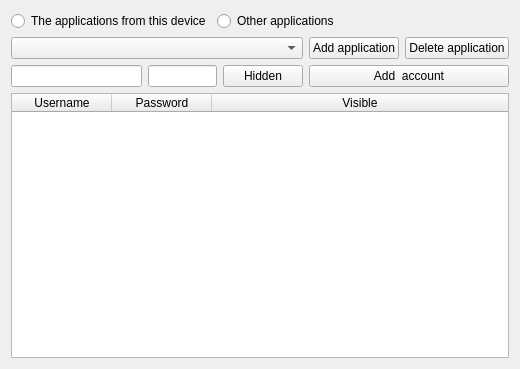
Above: Manager.ui from YanaRogova/PasswordManager before the change. Below: the same form after it.
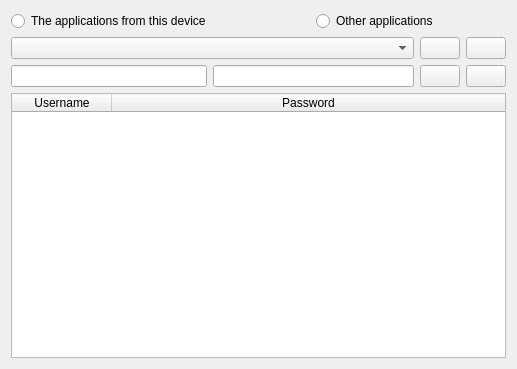
That is the form after the change. Icons and pictures are not drawn.

Diff of the .ui file:
```diff
--- a/Manager.ui
+++ b/Manager.ui
@@ -6,7 +6,7 @@
    <rect>
     <x>0</x>
     <y>0</y>
-    <width>514</width>
+    <width>517</width>
     <height>369</height>
    </rect>
   </property>
@@ -20,7 +20,7 @@
    <string/>
   </property>
   <layout class="QGridLayout" name="gridLayout">
-   <item row="6" column="0" colspan="7">
+   <item row="3" column="0" colspan="6">
     <widget class="QTableWidget" name="tblAccounts">
      <property name="sizeAdjustPolicy">
       <enum>QAbstractScrollArea::SizeAdjustPolicy::AdjustIgnored</enum>
@@ -41,11 +41,6 @@
        <string>Password</string>
       </property>
      </column>
-     <column>
-      <property name="text">
-       <string>Visible</string>
-      </property>
-     </column>
     </widget>
    </item>
    <item row="0" column="0" colspan="3">
@@ -55,41 +50,62 @@
      </property>
     </widget>
    </item>
-   <item row="4" column="5" colspan="1">
+   <item row="1" column="4">
     <widget class="QPushButton" name="pbAddApp">
+     <property name="sizePolicy">
+      <sizepolicy hsizetype="Fixed" vsizetype="Fixed">
+       <horstretch>0</horstretch>
+       <verstretch>0</verstretch>
+      </sizepolicy>
+     </property>
      <property name="text">
-      <string>Add application</string>
+      <string/>
      </property>
     </widget>
    </item>
-	<item row="4" column="6" colspan="1">
-		<widget class="QPushButton" name="pbDeleteApp">
-			<property name="text">
-				<string>Delete application</string>
-			</property>
-		</widget>
-	</item>
-   <item row="5" column="2" colspan="2">
-    <widget class="QLineEdit" name="lePassword"/>
+   <item row="1" column="5">
+    <widget class="QPushButton" name="pbDeleteApp">
+     <property name="sizePolicy">
+      <sizepolicy hsizetype="Fixed" vsizetype="Fixed">
+       <horstretch>0</horstretch>
+       <verstretch>0</verstretch>
+      </sizepolicy>
+     </property>
+     <property name="text">
+      <string/>
+     </property>
+     <property name="icon">
+      <iconset theme="QIcon::ThemeIcon::ListRemove"/>
+     </property>
+    </widget>
    </item>
-   <item row="0" column="3" colspan="4">
+   <item row="0" column="3" colspan="3">
     <widget class="QRadioButton" name="rbOtherApps">
      <property name="text">
       <string>Other applications</string>
      </property>
     </widget>
    </item>
-   <item row="5" column="5" colspan="2">
+   <item row="1" column="0" colspan="4">
+    <widget class="QComboBox" name="cbApp"/>
+   </item>
+   <item row="2" column="5">
     <widget class="QPushButton" name="pbAddAccount">
+     <property name="sizePolicy">
+      <sizepolicy hsizetype="Fixed" vsizetype="Fixed">
+       <horstretch>0</horstretch>
+       <verstretch>0</verstretch>
+      </sizepolicy>
+     </property>
      <property name="text">
-      <string>Add  account</string>
+      <string/>
+     </property>
+     <property name="icon">
+      <iconset theme="QIcon::ThemeIcon::ListAdd"/>
      </property>
     </widget>
    </item>
-   <item row="5" column="0" colspan="2">
-    <widget class="QLineEdit" name="leUser"/>
-   </item>
-   <item row="5" column="4">
+   <item row="2" column="4">
     <widget class="QPushButton" name="pbPasswordVisible">
      <property name="sizePolicy">
       <sizepolicy hsizetype="Fixed" vsizetype="Minimum">
@@ -98,12 +114,15 @@
       </sizepolicy>
      </property>
      <property name="text">
-      <string>Hidden</string>
+      <string/>
      </property>
     </widget>
    </item>
-   <item row="4" column="0" colspan="5">
-    <widget class="QComboBox" name="cbApp"/>
+   <item row="2" column="2" colspan="2">
+    <widget class="QLineEdit" name="lePassword"/>
+   </item>
+   <item row="2" column="0" colspan="2">
+    <widget class="QLineEdit" name="leUser"/>
    </item>
   </layout>
  </widget>
```
Left out of the diff: 12 changed lines with no effect on the pictures.
